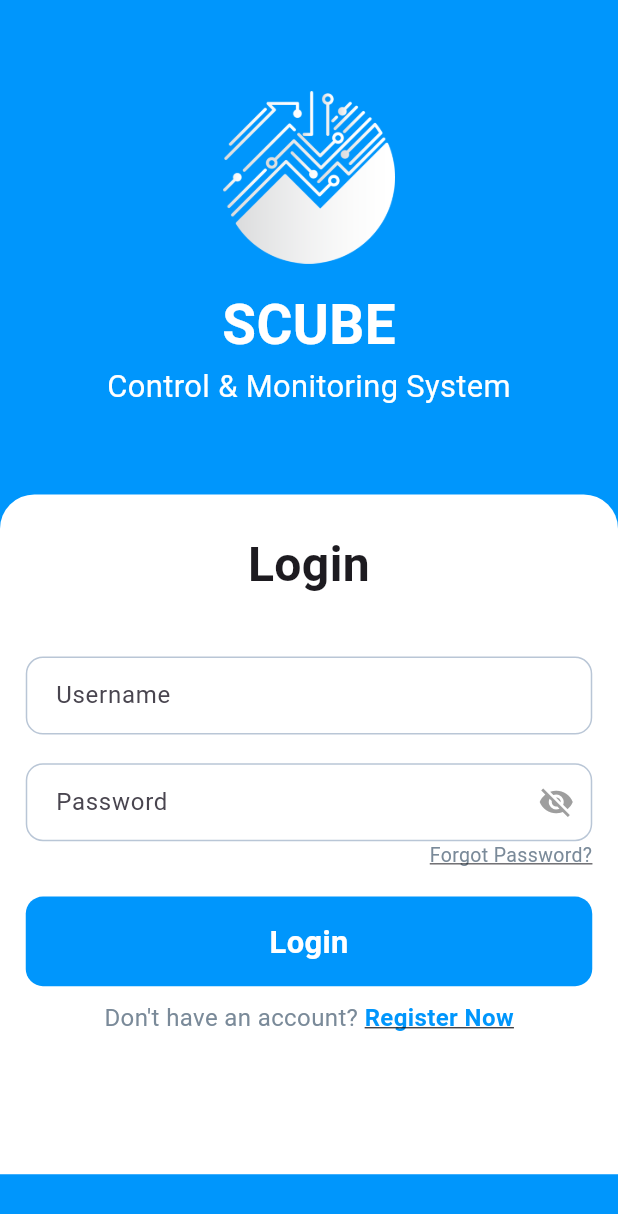
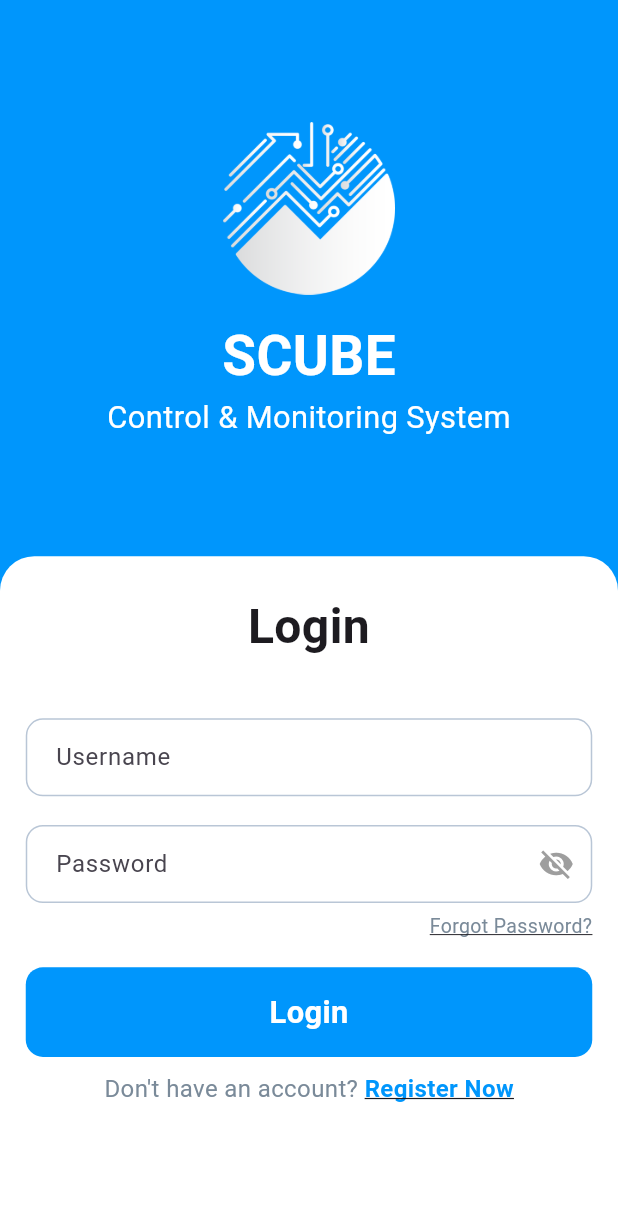
Before and after one commit to Sohag-84/Monitoring-System-App, a Flutter app: the screen it shows after launch, on a phone screen of 412 x 824 dp. Shown: the top 1214 px of the screen. Run offline on Flutter 3.47's test engine with Material 3 defaults, Android fonts, the phone set to English and light mode, and no system bars; our stand-ins replace equatable, flutter_bloc, flutter_screenutil, go_router.

Commit message:
fixed login view UI

```diff
--- a/lib/features/auth/presentation/views/login_view.dart
+++ b/lib/features/auth/presentation/views/login_view.dart
@@ -21,12 +21,14 @@ class _LoginViewState extends State<LoginView> {
   Widget build(BuildContext context) {
     return Scaffold(
       backgroundColor: AppColors.primaryColor,
-      body: SingleChildScrollView(
+      body: LayoutBuilder(
+        builder: (context, constraints) {
+          return SingleChildScrollView(
             child: Column(
               children: [
                 // Top Section - Logo and Title
                 SizedBox(
-              height: MediaQuery.sizeOf(context).height * 0.4,
+                  height: MediaQuery.sizeOf(context).height * 0.45,
                   width: double.infinity,
                   child: Column(
                     mainAxisAlignment: MainAxisAlignment.center,
@@ -56,9 +58,16 @@ class _LoginViewState extends State<LoginView> {
 
                 // Bottom Section - Login Form
                 Container(
-              height: MediaQuery.sizeOf(context).height * 0.55,
                   width: double.infinity,
-              padding: EdgeInsets.symmetric(horizontal: 15.w, vertical: 20.h),
+                  padding: EdgeInsets.symmetric(
+                    horizontal: 15.w,
+                    vertical: 20.h,
+                  ),
+                  constraints: BoxConstraints(
+                    minHeight:
+                        constraints.maxHeight -
+                        MediaQuery.sizeOf(context).height * 0.45,
+                  ),
                   decoration: BoxDecoration(
                     color: AppColors.whiteColor,
                     borderRadius: BorderRadius.only(
@@ -118,7 +127,7 @@ class _LoginViewState extends State<LoginView> {
                               ),
                             ),
                           ),
-
+                          SizedBox(height: 5.h),
                           // Forgot Password Text
                           Align(
                             alignment: Alignment.centerRight,
@@ -183,6 +192,8 @@ class _LoginViewState extends State<LoginView> {
                 ),
               ],
             ),
+          );
+        },
       ),
     );
   }
```
Lines whose indentation alone changed are shown as unchanged.
